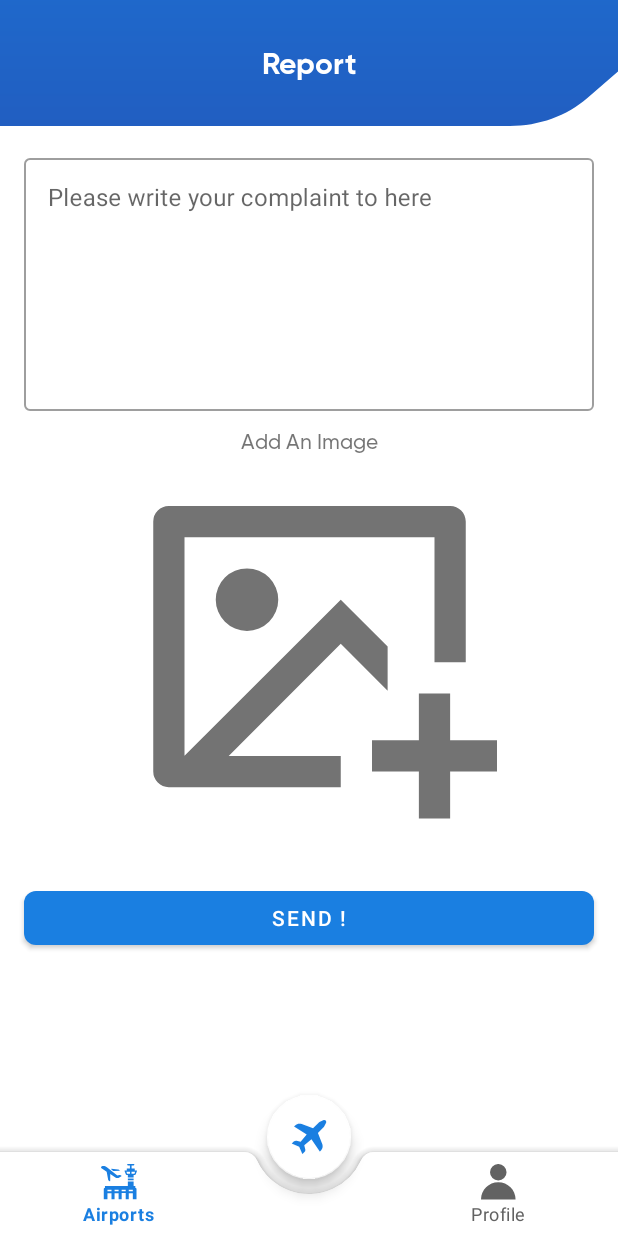
After one commit to emre-ozcan/Flight-App, an Android app: the fragment ReportFragment placed in its activity, on a phone screen of 412 x 824 dp. The commit adds this screen. Run offline under Robolectric (Android 15) with nearby library versions, the phone set to English and light mode, and no system bars; our stand-ins replace Firebase (no records; nobody signed in at launch, a user with empty details on screens opened directly), navigation-ui; libraries missing offline, so code that uses them is left out: com.karumi.dexter; 6 statements that could not run were skipped.

Commit message:
Report Screen Designed

```diff
--- a/app/src/main/AndroidManifest.xml
+++ b/app/src/main/AndroidManifest.xml
@@ -6,6 +6,7 @@
     <uses-permission android:name="android.permission.INTERNET" />
     <uses-permission android:name="android.permission.CALL_PHONE" />
     <uses-permission android:name="com.google.android.c2dm.permission.RECEIVE"/>
+    <uses-permission android:name="android.permission.READ_EXTERNAL_STORAGE"/>
 
 
     <application
--- a/app/src/main/java/com/emreozcan/flightapp/ui/fragments/profile/ProfileFragment.kt
+++ b/app/src/main/java/com/emreozcan/flightapp/ui/fragments/profile/ProfileFragment.kt
@@ -89,6 +89,11 @@ class ProfileFragment : Fragment() {
             findNavController().navigate(R.id.action_action_profile_to_settingsScreenFragment)
         }
 
+        binding.buttonReport.setOnClickListener {
+            val action = ProfileFragmentDirections.actionActionProfileToReportFragment(userCurrent)
+            Navigation.findNavController(it).navigate(action)
+        }
+
         return binding.root
     }
     private fun shouldButtonClick() {
--- /dev/null
+++ b/app/src/main/java/com/emreozcan/flightapp/ui/fragments/report/ReportFragment.kt
@@ -0,0 +1,104 @@
+package com.emreozcan.flightapp.ui.fragments.report
+
+import android.Manifest
+import android.app.Activity.RESULT_OK
+import android.content.Intent
+import android.graphics.Bitmap
+import android.graphics.ImageDecoder
+import android.os.Build
+import android.os.Bundle
+import android.provider.MediaStore
+import androidx.fragment.app.Fragment
+import android.view.LayoutInflater
+import android.view.View
+import android.view.ViewGroup
+import androidx.activity.result.ActivityResultLauncher
+import androidx.activity.result.contract.ActivityResultContracts
+import com.emreozcan.flightapp.R
+import com.emreozcan.flightapp.databinding.FragmentReportBinding
+import com.karumi.dexter.Dexter
+import com.karumi.dexter.PermissionToken
+import com.karumi.dexter.listener.PermissionDeniedResponse
+import com.karumi.dexter.listener.PermissionGrantedResponse
+import com.karumi.dexter.listener.PermissionRequest
+import com.karumi.dexter.listener.single.PermissionListener
+
+
+class ReportFragment : Fragment() ,PermissionListener{
+
+    private var _binding: FragmentReportBinding? = null
+    private val binding get() = _binding!!
+
+    private lateinit var activityResultLauncher: ActivityResultLauncher<Intent>
+    private lateinit var permissionLauncher: ActivityResultLauncher<String>
+
+    private var selectedBitmap: Bitmap? = null
+
+    override fun onCreateView(
+        inflater: LayoutInflater, container: ViewGroup?,
+        savedInstanceState: Bundle?
+    ): View {
+        _binding = FragmentReportBinding.inflate(inflater,container,false)
+
+        registerLauncher()
+
+        binding.imageViewReport.setOnClickListener {
+            Dexter.withContext(it.context).withPermission(Manifest.permission.READ_EXTERNAL_STORAGE)
+                .withListener(this).check()
+        }
+
+
+        return binding.root
+    }
+
+    private fun registerLauncher() {
+        activityResultLauncher = registerForActivityResult(ActivityResultContracts.StartActivityForResult()){result ->
+            if (result.resultCode == RESULT_OK){
+                val intentFromResult = result.data
+                if (intentFromResult != null){
+                    val imageData = intentFromResult.data
+                    if (imageData != null){
+                        try {
+                            if (Build.VERSION.SDK_INT >= 28){
+                                val source = ImageDecoder.createSource(requireActivity().contentResolver,imageData)
+                                selectedBitmap = ImageDecoder.decodeBitmap(source)
+                                binding.imageViewReport.setImageBitmap(selectedBitmap)
+                            }else{
+                                selectedBitmap = MediaStore.Images.Media.getBitmap(requireActivity().contentResolver
+                                ,imageData)
+                                binding.imageViewReport.setImageBitmap(selectedBitmap)
+                            }
+                        }catch (e: Exception){
+                            e.printStackTrace()
+                        }
+                    }
+                }
+            }
+        }
+
+        permissionLauncher = registerForActivityResult(ActivityResultContracts.RequestPermission()){ result ->
+            if (result){
+                val intentToGallery = Intent(Intent.ACTION_PICK,MediaStore.Images.Media.EXTERNAL_CONTENT_URI)
+                activityResultLauncher.launch(intentToGallery)
+            }else{
+                //TODO Alert Dialog Ekle
+            }
+        }
+
+    }
+
+    override fun onPermissionGranted(p0: PermissionGrantedResponse?) {
+        val intentToGallery = Intent(Intent.ACTION_PICK,MediaStore.Images.Media.EXTERNAL_CONTENT_URI)
+        activityResultLauncher.launch(intentToGallery)
+
+    }
+
+    override fun onPermissionDenied(p0: PermissionDeniedResponse?) {
+        //TODO Alert Dialog Ekle
+    }
+
+    override fun onPermissionRationaleShouldBeShown(p0: PermissionRequest?, p1: PermissionToken?) {
+        permissionLauncher.launch(Manifest.permission.READ_EXTERNAL_STORAGE)
+    }
+
+}
--- /dev/null
+++ b/app/src/main/res/drawable/ic_image_placeholder.xml
@@ -0,0 +1,9 @@
+<vector xmlns:android="http://schemas.android.com/apk/res/android"
+    android:width="24dp"
+    android:height="24dp"
+    android:viewportWidth="24"
+    android:viewportHeight="24">
+  <path
+      android:fillColor="#737373"
+      android:pathData="M21,15v3h3v2h-3v3h-2v-3h-3v-2h3v-3h2zM21.008,3c0.548,0 0.992,0.445 0.992,0.993L22,13h-2L20,5L4,5v13.999L14,9l3,3v2.829l-3,-3L6.827,19L14,19v2L2.992,21A0.993,0.993 0,0 1,2 20.007L2,3.993A1,1 0,0 1,2.992 3h18.016zM8,7a2,2 0,1 1,0 4,2 2,0 0,1 0,-4z"/>
+</vector>
--- /dev/null
+++ b/app/src/main/res/layout/fragment_report.xml
@@ -0,0 +1,86 @@
+<?xml version="1.0" encoding="utf-8"?>
+<androidx.constraintlayout.widget.ConstraintLayout xmlns:android="http://schemas.android.com/apk/res/android"
+    xmlns:tools="http://schemas.android.com/tools"
+    android:layout_width="match_parent"
+    android:layout_height="match_parent"
+    xmlns:app="http://schemas.android.com/apk/res-auto"
+    tools:context=".ui.fragments.report.ReportFragment">
+    <androidx.appcompat.widget.Toolbar
+        android:id="@+id/toolbar"
+        android:layout_width="match_parent"
+        android:layout_height="wrap_content"
+        android:layout_gravity="top"
+        android:background="@drawable/ic_toolbar_background"
+        android:minHeight="?attr/actionBarSize"
+        android:theme="?attr/actionBarTheme"
+        app:layout_constraintEnd_toEndOf="parent"
+        app:layout_constraintStart_toStartOf="parent"
+        app:layout_constraintTop_toTopOf="parent"
+        app:titleTextColor="@color/white">
+
+    <TextView
+        android:layout_width="wrap_content"
+        android:layout_height="wrap_content"
+        android:layout_gravity="center"
+        android:fontFamily="@font/gilroy_bold"
+        android:text="@string/report"
+        android:textColor="@color/white"
+        android:textSize="20sp" />
+    </androidx.appcompat.widget.Toolbar>
+
+    <com.google.android.material.textfield.TextInputLayout
+        android:id="@+id/textInputLayout"
+        style="@style/Widget.MaterialComponents.TextInputLayout.OutlinedBox"
+        android:layout_width="0dp"
+        android:layout_height="wrap_content"
+        android:layout_marginStart="16dp"
+        android:layout_marginTop="16dp"
+        android:layout_marginEnd="16dp"
+        app:layout_constraintEnd_toEndOf="parent"
+        app:layout_constraintStart_toStartOf="parent"
+        app:layout_constraintTop_toBottomOf="@+id/toolbar">
+
+        <com.google.android.material.textfield.TextInputEditText
+            android:id="@+id/editTextReport"
+            android:layout_width="match_parent"
+            android:layout_height="match_parent"
+            android:gravity="top"
+            android:hint="@string/please_write_your_complaint_to_here"
+            android:lines="7" />
+    </com.google.android.material.textfield.TextInputLayout>
+
+    <ImageView
+        android:id="@+id/imageViewReport"
+        android:layout_width="250dp"
+        android:layout_height="250dp"
+        android:layout_marginTop="32dp"
+        android:src="@drawable/ic_image_placeholder"
+        app:layout_constraintEnd_toEndOf="parent"
+        app:layout_constraintStart_toStartOf="parent"
+        app:layout_constraintTop_toBottomOf="@+id/textInputLayout" />
+
+    <Button
+        android:id="@+id/buttonSendReport"
+        android:layout_width="0dp"
+        android:layout_height="wrap_content"
+        android:layout_marginTop="32dp"
+        android:text="@string/send"
+        app:cornerRadius="8dp"
+        app:layout_constraintEnd_toEndOf="@+id/textInputLayout"
+        app:layout_constraintStart_toStartOf="@+id/textInputLayout"
+        app:layout_constraintTop_toBottomOf="@+id/imageViewReport" />
+
+    <TextView
+        android:id="@+id/textView12"
+        android:layout_width="wrap_content"
+        android:layout_height="wrap_content"
+        android:layout_marginTop="16dp"
+        android:layout_marginBottom="8dp"
+        android:fontFamily="@font/gilroy_medium"
+        android:text="@string/add_an_image"
+        app:layout_constraintBottom_toTopOf="@+id/imageViewReport"
+        app:layout_constraintEnd_toEndOf="@+id/textInputLayout"
+        app:layout_constraintStart_toStartOf="@+id/textInputLayout"
+        app:layout_constraintTop_toBottomOf="@+id/textInputLayout" />
+
+</androidx.constraintlayout.widget.ConstraintLayout>
--- a/app/src/main/res/navigation/nav_graph_main.xml
+++ b/app/src/main/res/navigation/nav_graph_main.xml
@@ -37,6 +37,9 @@
             app:exitAnim="@anim/to_left"
             app:popEnterAnim="@anim/from_left"
             app:popExitAnim="@anim/to_right" />
+        <action
+            android:id="@+id/action_action_profile_to_reportFragment"
+            app:destination="@id/reportFragment" />
     </fragment>
     <fragment
         android:id="@+id/action_airports"
@@ -122,4 +125,13 @@
         android:name="com.emreozcan.flightapp.ui.fragments.settings.SettingsScreenFragment"
         android:label="fragment_settings_screen"
         tools:layout="@layout/fragment_settings_screen" />
+    <fragment
+        android:id="@+id/reportFragment"
+        android:name="com.emreozcan.flightapp.ui.fragments.report.ReportFragment"
+        android:label="fragment_report"
+        tools:layout="@layout/fragment_report" >
+        <argument
+            android:name="currentUser"
+            app:argType="com.emreozcan.flightapp.models.User" />
+    </fragment>
 </navigation>
--- a/app/src/main/res/values/strings.xml
+++ b/app/src/main/res/values/strings.xml
@@ -64,4 +64,7 @@
     <string name="alert_cancel">Cancel</string>
     <string name="language_turkish">Turkish</string>
     <string name="language_English">English</string>
+    <string name="report">Report</string>
+    <string name="please_write_your_complaint_to_here">Please write your complaint to here</string>
+    <string name="add_an_image">Add An Image</string>
 </resources>
--- a/build.gradle
+++ b/build.gradle
@@ -9,7 +9,7 @@ buildscript {
     }
     dependencies {
         classpath "com.android.tools.build:gradle:4.2.1"
-        classpath "org.jetbrains.kotlin:kotlin-gradle-plugin:$kotlin_version"
+        classpath "org.jetbrains.kotlin:kotlin-gradle-plugin:1.5.21"
         classpath 'com.google.gms:google-services:4.3.5'
 
         // NOTE: Do not place your application dependencies here; they belong
```
Also changed, not shown: app/src/main/res/drawable/button_red_background.xml (added, +9 -0 lines), app/src/main/res/layout/fragment_profile.xml (+21 -7 lines).
